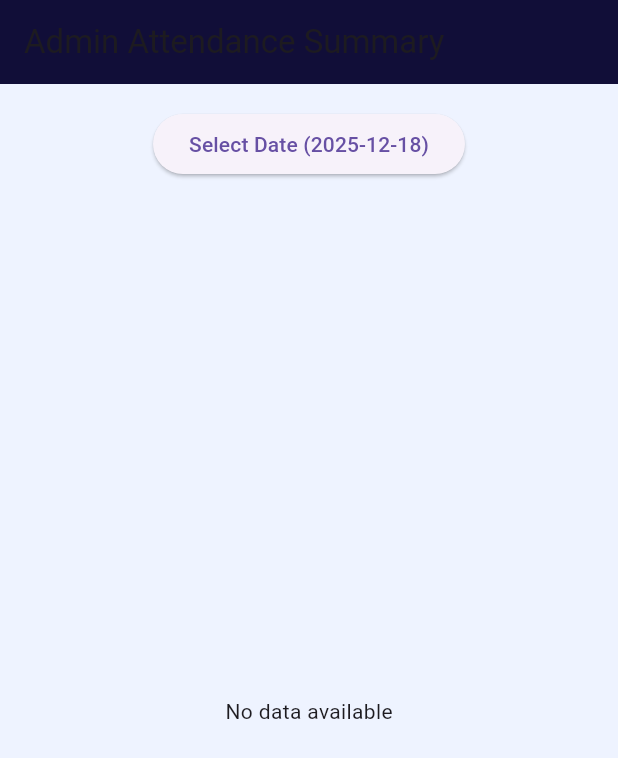
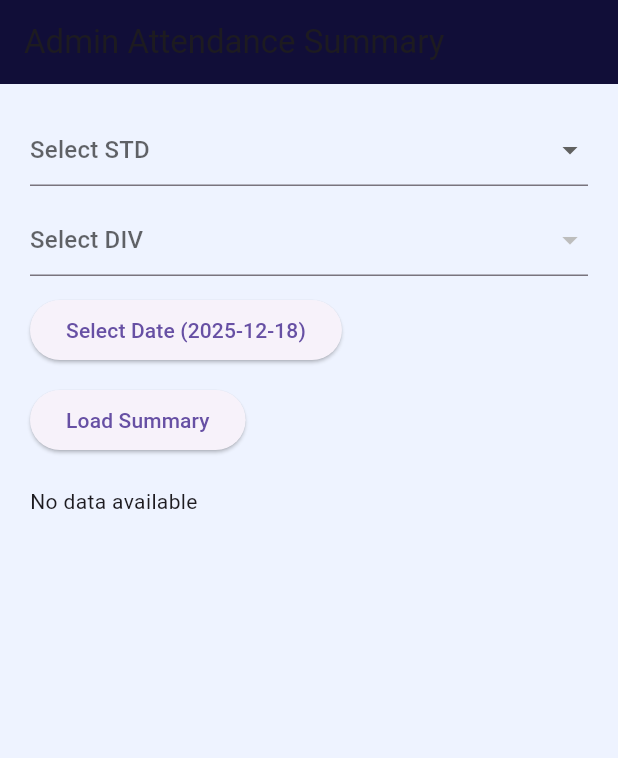
Before and after one commit to vidyakunj/vidyakunj-full-ready, a Flutter app: the AdminDashboard screen opened directly, on a phone screen of 412 x 824 dp. Shown: the top 758 px of the screen. Run offline on Flutter 3.47's test engine with Material 3 defaults, Android fonts, the phone set to English and light mode, and no system bars; our stand-ins replace csv, file_picker, shared_preferences; accounts and stored records are empty.

Commit message:
Update admin_dashboard.dart

```diff
--- a/lib/screens/admin_dashboard.dart
+++ b/lib/screens/admin_dashboard.dart
@@ -11,59 +11,80 @@ class AdminDashboard extends StatefulWidget {
 }
 
 class _AdminDashboardState extends State<AdminDashboard> {
+  String? selectedStd;
+  String? selectedDiv;
   DateTime selectedDate = DateTime.now();
+
+  List<String> divisions = [];
+
+  int total = 0;
+  int present = 0;
+  int absent = 0;
+
   bool loading = false;
 
-  final List<Map<String, dynamic>> classSummaries = [];
+  final List<String> stdOptions =
+      List.generate(12, (index) => (index + 1).toString());
 
-  final List<String> stdList = ["9", "10", "11", "12"];
-  final List<String> divList = ["A", "B", "C", "D"];
+  /* =========================
+     LOAD DIVISIONS
+     ========================= */
+  Future<void> loadDivisions() async {
+    if (selectedStd == null) return;
 
-  /* =======================================================
-     LOAD SUMMARY (STD 9–12 ONLY)
-     ======================================================= */
+    final res = await http.get(
+      Uri.parse("$SERVER_URL/divisions?std=$selectedStd"),
+    );
+
+    if (res.statusCode == 200) {
+      final data = jsonDecode(res.body);
+      setState(() {
+        divisions =
+            (data["divisions"] ?? []).map<String>((e) => e.toString()).toList();
+        selectedDiv = null;
+      });
+    }
+  }
+
+  /* =========================
+     LOAD SUMMARY (SINGLE CLASS)
+     ========================= */
   Future<void> loadSummary() async {
-    setState(() {
-      loading = true;
-      classSummaries.clear();
-    });
+    if (selectedStd == null || selectedDiv == null) return;
+
+    setState(() => loading = true);
 
     final dateStr =
         "${selectedDate.year}-${selectedDate.month.toString().padLeft(2, '0')}-${selectedDate.day.toString().padLeft(2, '0')}";
 
-    for (final std in stdList) {
-      for (final div in divList) {
     final uri = Uri.parse(
-          "$SERVER_URL/attendance/summary?date=$dateStr&std=$std&div=$div",
+      "$SERVER_URL/attendance/summary"
+      "?date=$dateStr&std=$selectedStd&div=$selectedDiv",
     );
 
-        try {
     final res = await http.get(uri);
 
     if (res.statusCode == 200) {
       final data = jsonDecode(res.body);
-
-            if (data["success"] == true) {
       final summary = data["summary"];
 
-              classSummaries.add({
-                "std": std,
-                "div": div,
-                "total": (summary["total"] as num).toInt(),
-                "present": (summary["present"] as num).toInt(),
-                "absent": (summary["absent"] as num).toInt(),
+      setState(() {
+        total = (summary["total"] ?? 0) as int;
+        present = (summary["present"] ?? 0) as int;
+        absent = (summary["absent"] ?? 0) as int;
       });
-            }
-          }
-        } catch (_) {
-          // silently ignore failed class/div
-        }
-      }
+    } else {
+      ScaffoldMessenger.of(context).showSnackBar(
+        const SnackBar(content: Text("Failed to load summary")),
+      );
     }
 
     setState(() => loading = false);
   }
 
+  /* =========================
+     UI
+     ========================= */
   @override
   Widget build(BuildContext context) {
     const navy = Color(0xFF110E38);
@@ -75,13 +96,51 @@ class _AdminDashboardState extends State<AdminDashboard> {
         title: const Text("Admin Attendance Summary"),
       ),
       body: Padding(
-        padding: const EdgeInsets.all(16),
+        padding: const EdgeInsets.all(20),
         child: Column(
+          crossAxisAlignment: CrossAxisAlignment.start,
           children: [
-            /* ================= DATE PICKER ================= */
+            /// STD SELECT
+            DropdownButtonFormField<String>(
+              value: selectedStd,
+              hint: const Text("Select STD"),
+              items: stdOptions
+                  .map(
+                    (e) => DropdownMenuItem(value: e, child: Text(e)),
+                  )
+                  .toList(),
+              onChanged: (v) {
+                setState(() {
+                  selectedStd = v;
+                  divisions.clear();
+                  selectedDiv = null;
+                });
+                loadDivisions();
+              },
+            ),
+
+            const SizedBox(height: 12),
+
+            /// DIV SELECT
+            DropdownButtonFormField<String>(
+              value: selectedDiv,
+              hint: const Text("Select DIV"),
+              items: divisions
+                  .map(
+                    (e) => DropdownMenuItem(value: e, child: Text(e)),
+                  )
+                  .toList(),
+              onChanged: (v) {
+                setState(() => selectedDiv = v);
+              },
+            ),
+
+            const SizedBox(height: 12),
+
+            /// DATE PICKER
             ElevatedButton(
               onPressed: () async {
-                DateTime? picked = await showDatePicker(
+                final picked = await showDatePicker(
                   context: context,
                   initialDate: selectedDate,
                   firstDate: DateTime(2023),
@@ -89,49 +148,39 @@ class _AdminDashboardState extends State<AdminDashboard> {
                 );
                 if (picked != null) {
                   setState(() => selectedDate = picked);
-                  await loadSummary();
                 }
               },
               child: Text(
-                "Select Date (${selectedDate.toIso8601String().split("T")[0]})",
+                "Select Date (${selectedDate.toString().split(' ')[0]})",
               ),
+            ),
+
+            const SizedBox(height: 12),
+
+            /// LOAD BUTTON
+            ElevatedButton(
+              onPressed: loadSummary,
+              child: const Text("Load Summary"),
             ),
 
             const SizedBox(height: 20),
 
-            /* ================= CONTENT ================= */
-            Expanded(
-              child: loading
-                  ? const Center(child: CircularProgressIndicator())
-                  : classSummaries.isEmpty
-                      ? const Center(child: Text("No data available"))
-                      : ListView(
-                          children: [
-                            const Text(
-                              "SECONDARY & HIGHER SECONDARY (STD 9–12)",
-                              style: TextStyle(
-                                fontSize: 16,
-                                fontWeight: FontWeight.bold,
-                              ),
-                            ),
-                            const SizedBox(height: 10),
-
-                            ...classSummaries.map((e) {
-                              return Card(
+            /// RESULT
+            if (loading)
+              const Center(child: CircularProgressIndicator())
+            else if (total == 0)
+              const Text("No data available")
+            else
+              Card(
+                color: Colors.yellow[100],
                 child: ListTile(
                   title: Text(
-                                    "STD ${e['std']}  |  DIV ${e['div']}",
-                                    style: const TextStyle(
-                                      fontWeight: FontWeight.bold,
-                                    ),
+                    "STD $selectedStd | DIV $selectedDiv",
+                    style: const TextStyle(fontWeight: FontWeight.bold),
                   ),
                   subtitle: Text(
-                                    "Total: ${e['total']}   |   Present: ${e['present']}   |   Absent: ${e['absent']}",
+                    "Total: $total  |  Present: $present  |  Absent: $absent",
                   ),
-                                ),
-                              );
-                            }).toList(),
-                          ],
                 ),
               ),
           ],
```
Lines whose indentation alone changed are shown as unchanged.
